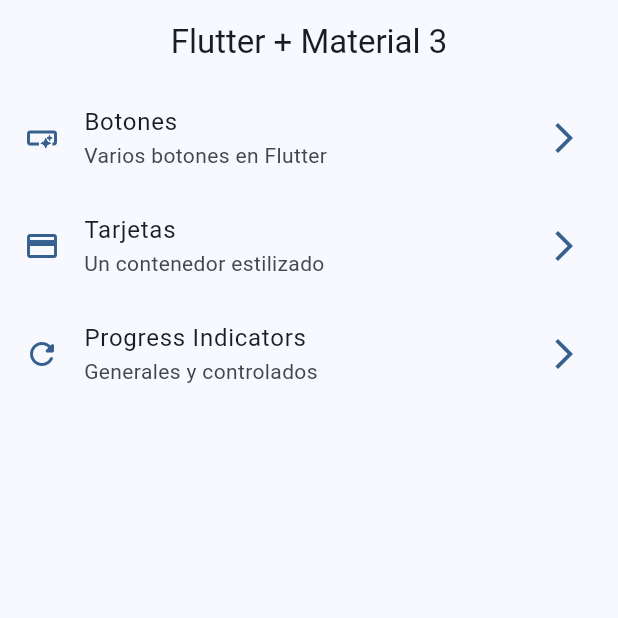
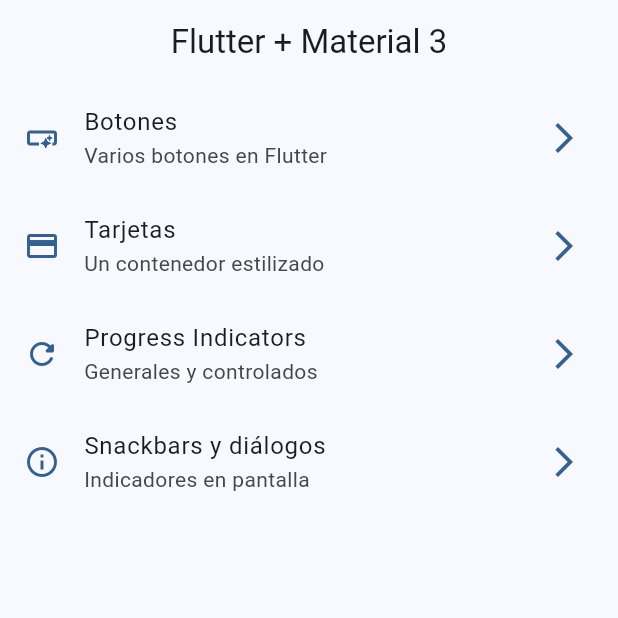
Before and after one commit to aortega46/widgets-app, a Flutter app: the screen it shows after launch, on a phone screen of 412 x 824 dp, the top half of it. Run offline on Flutter 3.47's test engine with Material 2 defaults, Android fonts, the phone set to English and light mode, and no system bars; our stand-ins replace go_router.

Commit message:
snackbar

```diff
--- a/lib/config/menu/menu_items.dart
+++ b/lib/config/menu/menu_items.dart
@@ -33,4 +33,10 @@ const appMenuItems = <MenuItem>[
     link: '/progress',
     icon: Icons.refresh_rounded,
   ),
+  MenuItem(
+    title: 'Snackbars y diálogos',
+    subTitle: 'Indicadores en pantalla',
+    link: '/snackbars',
+    icon: Icons.info_outline,
+  ),
 ];
--- a/lib/config/router/app_router.dart
+++ b/lib/config/router/app_router.dart
@@ -25,5 +25,10 @@ final appRouter = GoRouter(
       name: ProgressScreen.name,
       builder: (context, state) => const ProgressScreen(),
     ),
+    GoRoute(
+      path: '/snackbars',
+      name: SnackbarScreen.name,
+      builder: (context, state) => const SnackbarScreen(),
+    ),
   ],
 );
```
Also changed, not shown: lib/presentation/screens/snackbar/snackbar_screen.dart (+23 -2 lines).
